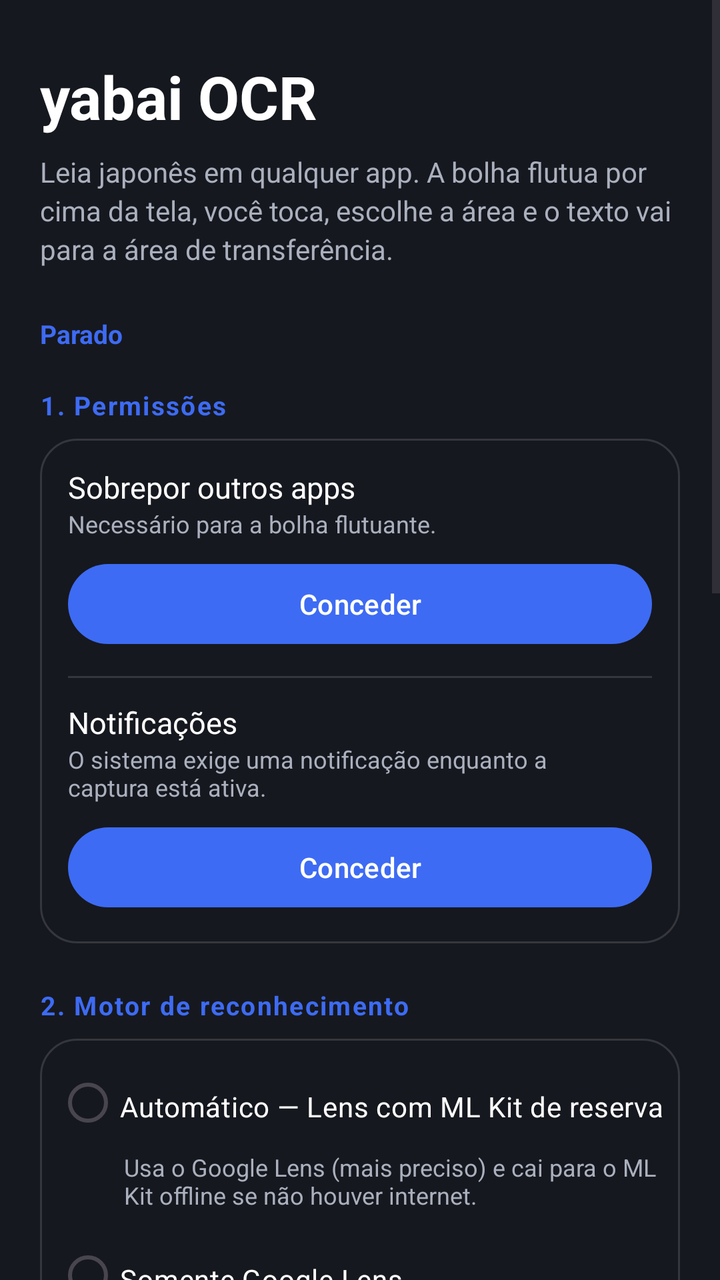
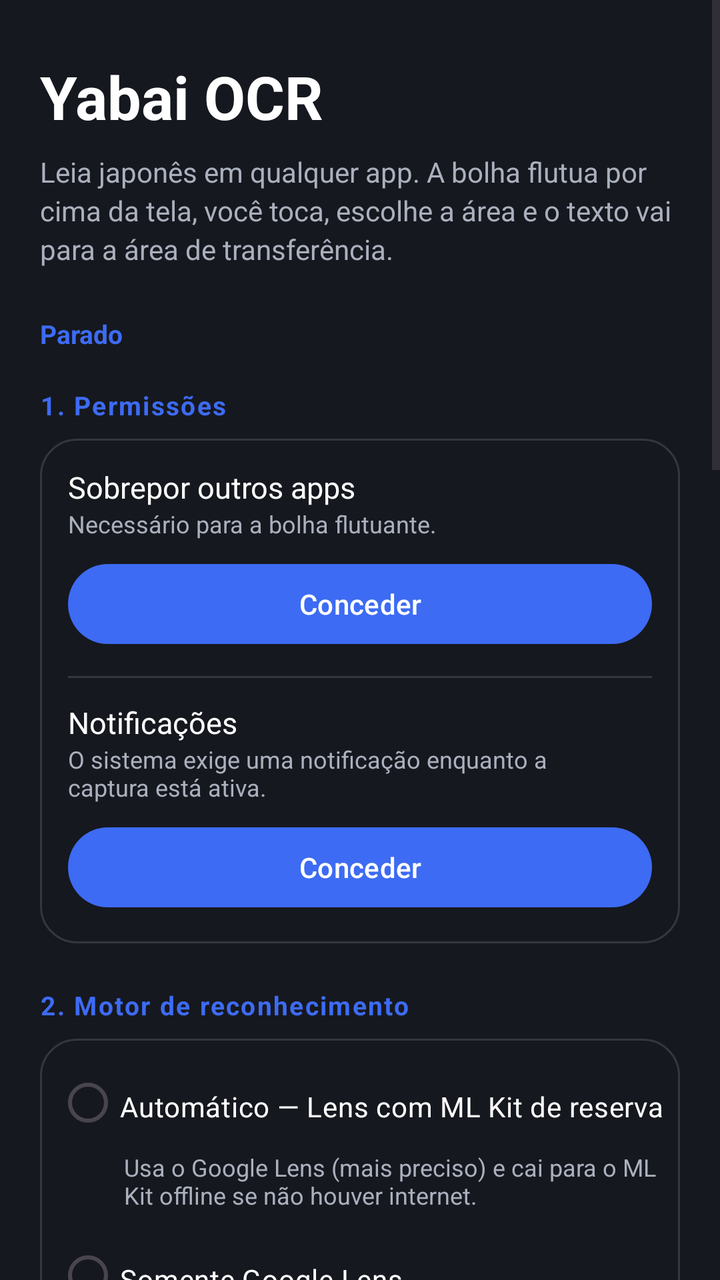

The first picture is an Android layout as it rendered before a commit; the second is the same layout after the commit. The layout source and the unified diff follow.
<!-- AndroidManifest.xml: application theme Theme.YabaiOcr -->
<!-- res/layout/activity_main.xml -->
<?xml version="1.0" encoding="utf-8"?>
<ScrollView xmlns:android="http://schemas.android.com/apk/res/android"
    android:layout_width="match_parent"
    android:layout_height="match_parent"
    android:background="@color/panel_bg"
    android:fillViewport="true">

    <LinearLayout
        android:layout_width="match_parent"
        android:layout_height="wrap_content"
        android:orientation="vertical"
        android:paddingStart="20dp"
        android:paddingTop="28dp"
        android:paddingEnd="20dp"
        android:paddingBottom="32dp">

        <TextView
            android:layout_width="wrap_content"
            android:layout_height="wrap_content"
            android:text="@string/hero_title"
            android:textColor="@color/text_primary"
            android:textSize="30sp"
            android:textStyle="bold" />

        <TextView
            android:layout_width="match_parent"
            android:layout_height="wrap_content"
            android:layout_marginTop="8dp"
            android:lineSpacingExtra="3dp"
            android:text="@string/hero_subtitle"
            android:textColor="@color/text_secondary"
            android:textSize="14sp" />

        <TextView
            android:layout_width="match_parent"
            android:layout_height="wrap_content"
            android:layout_marginTop="24dp"
            android:text="@string/status_stopped"
            android:textColor="@color/accent"
            android:textSize="13sp"
            android:textStyle="bold"
            android:id="@+id/statusText" />

        
        <TextView
            style="@style/SectionHeader"
            android:layout_width="wrap_content"
            android:layout_height="wrap_content"
            android:layout_marginTop="18dp"
            android:text="@string/section_permissions" />

        <LinearLayout
            android:layout_width="match_parent"
            android:layout_height="wrap_content"
            android:layout_marginTop="8dp"
            android:background="@drawable/bg_panel"
            android:orientation="vertical"
            android:padding="14dp">

            <LinearLayout
                android:layout_width="match_parent"
                android:layout_height="wrap_content"
                android:gravity="center_vertical"
                android:orientation="horizontal">

                <LinearLayout
                    android:layout_width="0dp"
                    android:layout_height="wrap_content"
                    android:layout_weight="1"
                    android:orientation="vertical">

                    <TextView
                        android:layout_width="wrap_content"
                        android:layout_height="wrap_content"
                        android:text="@string/permission_overlay"
                        android:textColor="@color/text_primary"
                        android:textSize="15sp" />

                    <TextView
                        android:layout_width="match_parent"
                        android:layout_height="wrap_content"
                        android:text="@string/permission_overlay_desc"
                        android:textColor="@color/text_secondary"
                        android:textSize="12sp" />
                </LinearLayout>

                <TextView
                    android:id="@+id/overlayStatus"
                    android:layout_width="wrap_content"
                    android:layout_height="wrap_content"
                    android:layout_marginStart="10dp"
                    android:textColor="@color/text_secondary"
                    android:textSize="12sp" />
            </LinearLayout>

            <Button
                android:id="@+id/btnOverlayPermission"
                android:layout_width="match_parent"
                android:layout_height="wrap_content"
                android:layout_marginTop="8dp"
                android:text="@string/permission_grant" />

            <View
                android:layout_width="match_parent"
                android:layout_height="1dp"
                android:layout_marginTop="12dp"
                android:layout_marginBottom="12dp"
                android:background="@color/divider" />

            <LinearLayout
                android:layout_width="match_parent"
                android:layout_height="wrap_content"
                android:gravity="center_vertical"
                android:orientation="horizontal">

                <LinearLayout
                    android:layout_width="0dp"
                    android:layout_height="wrap_content"
                    android:layout_weight="1"
                    android:orientation="vertical">

                    <TextView
                        android:layout_width="wrap_content"
                        android:layout_height="wrap_content"
                        android:text="@string/permission_notifications"
                        android:textColor="@color/text_primary"
                        android:textSize="15sp" />

                    <TextView
                        android:layout_width="match_parent"
                        android:layout_height="wrap_content"
                        android:text="@string/permission_notifications_desc"
                        android:textColor="@color/text_secondary"
                        android:textSize="12sp" />
                </LinearLayout>

                <TextView
                    android:id="@+id/notificationStatus"
                    android:layout_width="wrap_content"
                    android:layout_height="wrap_content"
                    android:layout_marginStart="10dp"
                    android:textColor="@color/text_secondary"
                    android:textSize="12sp" />
            </LinearLayout>

            <Button
                android:id="@+id/btnNotificationPermission"
                android:layout_width="match_parent"
                android:layout_height="wrap_content"
                android:layout_marginTop="8dp"
                android:text="@string/permission_grant" />
        </LinearLayout>

        
        <TextView
            style="@style/SectionHeader"
            android:layout_width="wrap_content"
            android:layout_height="wrap_content"
            android:layout_marginTop="22dp"
            android:text="@string/section_engine" />

        <RadioGroup
            android:id="@+id/engineGroup"
            android:layout_width="match_parent"
            android:layout_height="wrap_content"
            android:layout_marginTop="8dp"
            android:background="@drawable/bg_panel"
            android:orientation="vertical"
            android:padding="8dp">

            <RadioButton
                android:id="@+id/engineAuto"
                android:layout_width="match_parent"
                android:layout_height="wrap_content"
                android:paddingTop="6dp"
                android:paddingBottom="2dp"
                android:text="@string/engine_auto"
                android:textColor="@color/text_primary" />

            <TextView
                android:layout_width="match_parent"
                android:layout_height="wrap_content"
                android:layout_marginStart="34dp"
                android:layout_marginBottom="8dp"
                android:text="@string/engine_auto_desc"
                android:textColor="@color/text_secondary"
                android:textSize="12sp" />

            <RadioButton
                android:id="@+id/engineLens"
                android:layout_width="match_parent"
                android:layout_height="wrap_content"
                android:paddingTop="6dp"
                android:paddingBottom="2dp"
                android:text="@string/engine_lens"
                android:textColor="@color/text_primary" />

            <TextView
                android:layout_width="match_parent"
                android:layout_height="wrap_content"
                android:layout_marginStart="34dp"
                android:layout_marginBottom="8dp"
                android:text="@string/engine_lens_desc"
                android:textColor="@color/text_secondary"
                android:textSize="12sp" />

            <RadioButton
                android:id="@+id/engineMlKit"
                android:layout_width="match_parent"
                android:layout_height="wrap_content"
                android:paddingTop="6dp"
                android:paddingBottom="2dp"
                android:text="@string/engine_mlkit"
                android:textColor="@color/text_primary" />

            <TextView
                android:layout_width="match_parent"
                android:layout_height="wrap_content"
                android:layout_marginStart="34dp"
                android:text="@string/engine_mlkit_desc"
                android:textColor="@color/text_secondary"
                android:textSize="12sp" />
        </RadioGroup>

        
        <TextView
            style="@style/SectionHeader"
            android:layout_width="wrap_content"
            android:layout_height="wrap_content"
            android:layout_marginTop="22dp"
            android:text="@string/section_behaviour" />

        <LinearLayout
            android:layout_width="match_parent"
            android:layout_height="wrap_content"
            android:layout_marginTop="8dp"
            android:background="@drawable/bg_panel"
            android:orientation="vertical"
            android:padding="10dp">

            <CheckBox
                android:id="@+id/checkAutoCopy"
                android:layout_width="match_parent"
                android:layout_height="wrap_content"
                android:text="@string/setting_auto_copy"
                android:textColor="@color/text_primary" />

            <CheckBox
                android:id="@+id/checkShowSegments"
                android:layout_width="match_parent"
                android:layout_height="wrap_content"
                android:text="@string/setting_show_segments"
                android:textColor="@color/text_primary" />

            <CheckBox
                android:id="@+id/checkUpscale"
                android:layout_width="match_parent"
                android:layout_height="wrap_content"
                android:text="@string/setting_upscale"
                android:textColor="@color/text_primary" />
        </LinearLayout>

        
        <TextView
            style="@style/SectionHeader"
            android:layout_width="wrap_content"
            android:layout_height="wrap_content"
            android:layout_marginTop="22dp"
            android:text="@string/section_start" />

        <Button
            android:id="@+id/btnStart"
            android:layout_width="match_parent"
            android:layout_height="56dp"
            android:layout_marginTop="8dp"
            android:backgroundTint="@color/accent"
            android:text="@string/start_button"
            android:textColor="#FFFFFFFF"
            android:textSize="16sp" />

        <Button
            android:id="@+id/btnStop"
            android:layout_width="match_parent"
            android:layout_height="48dp"
            android:layout_marginTop="8dp"
            android:text="@string/stop_button"
            android:visibility="gone" />

        <TextView
            android:layout_width="match_parent"
            android:layout_height="wrap_content"
            android:layout_marginTop="24dp"
            android:text="@string/howto_title"
            android:textColor="@color/text_primary"
            android:textSize="15sp"
            android:textStyle="bold" />

        <TextView
            android:layout_width="match_parent"
            android:layout_height="wrap_content"
            android:layout_marginTop="6dp"
            android:lineSpacingExtra="4dp"
            android:text="@string/howto_body"
            android:textColor="@color/text_secondary"
            android:textSize="13sp" />

    </LinearLayout>
</ScrollView>
<!-- resources referenced by this layout -->
<resources>
  <color name="accent">#FF3D6BF3</color>
  <color name="divider">#22FFFFFF</color>
  <color name="panel_bg">#FF16181F</color>
  <color name="text_primary">#FFFFFFFF</color>
  <color name="text_secondary">#FFAAB0BD</color>
  <string name="engine_auto">Automático — Lens com ML Kit de reserva</string>
  <string name="engine_auto_desc">Usa o Google Lens (mais preciso) e cai para o ML Kit offline se não houver internet.</string>
  <string name="engine_lens">Somente Google Lens</string>
  <string name="engine_lens_desc">Precisão máxima, exige internet.</string>
  <string name="engine_mlkit">Somente ML Kit (offline)</string>
  <string name="engine_mlkit_desc">Funciona sem internet. Bom em texto impresso, perde em mangá/vertical.</string>
  <string name="hero_subtitle">Leia japonês em qualquer app. A bolha flutua por cima da tela, você toca, escolhe a área e o texto vai para a área de transferência.</string>
  <string name="hero_title">yabai OCR</string>
  <string name="howto_body">• Toque em «Iniciar OCR flutuante» e aceite a captura de tela.\n• Abra o app onde está o texto em japonês (mangá, jogo, site…).\n• Toque na bolha e escolha «Tela inteira» ou «Selecionar área».\n• Arraste para marcar a região e confirme.\n• O texto aparece no painel; toque em «Copiar».\n\n• Toque longo na bolha abre estes ajustes.\n• A bolha pode ser arrastada para qualquer canto.</string>
  <string name="howto_title">Como usar</string>
  <string name="permission_grant">Conceder</string>
  <string name="permission_notifications">Notificações</string>
  <string name="permission_notifications_desc">O sistema exige uma notificação enquanto a captura está ativa.</string>
  <string name="permission_overlay">Sobrepor outros apps</string>
  <string name="permission_overlay_desc">Necessário para a bolha flutuante.</string>
  <string name="section_behaviour">3. Comportamento</string>
  <string name="section_engine">2. Motor de reconhecimento</string>
  <string name="section_permissions">1. Permissões</string>
  <string name="section_start">4. Iniciar</string>
  <string name="setting_auto_copy">Copiar automaticamente ao reconhecer</string>
  <string name="setting_show_segments">Listar o texto linha por linha</string>
  <string name="setting_upscale">Ampliar recortes pequenos (ajuda em letras miúdas)</string>
  <string name="start_button">Iniciar OCR flutuante</string>
  <string name="status_stopped">Parado</string>
  <string name="stop_button">Parar OCR flutuante</string>
  <style name="SectionHeader">
          <item name="android:textColor">@color/accent</item>
          <item name="android:textSize">13sp</item>
          <item name="android:textStyle">bold</item>
          <item name="android:letterSpacing">0.06</item>
      </style>
  <style name="Theme.YabaiOcr" parent="Theme.Material3.DayNight.NoActionBar">
          <item name="colorPrimary">@color/accent</item>
          <item name="colorOnPrimary">#FFFFFFFF</item>
          <item name="android:statusBarColor">@color/panel_bg</item>
          <item name="android:navigationBarColor">@color/panel_bg</item>
      </style>
  <!-- unchanged entries left out for length: 1 -->
</resources>

<!-- the commit's change to res/layout/activity_main.xml (unified diff, before → after) -->
@@ -286,6 +286,73 @@
             android:text="@string/stop_button"
             android:visibility="gone" />
 
+        
+        <TextView
+            style="@style/SectionHeader"
+            android:layout_width="wrap_content"
+            android:layout_height="wrap_content"
+            android:layout_marginTop="22dp"
+            android:text="@string/section_usage" />
+
+        <LinearLayout
+            android:layout_width="match_parent"
+            android:layout_height="wrap_content"
+            android:layout_marginTop="8dp"
+            android:background="@drawable/bg_panel"
+            android:orientation="vertical"
+            android:padding="14dp">
+
+            <TextView
+                android:id="@+id/usageToday"
+                android:layout_width="match_parent"
+                android:layout_height="wrap_content"
+                android:text="@string/usage_none"
+                android:textColor="@color/text_primary"
+                android:textSize="15sp" />
+
+            <TextView
+                android:id="@+id/usageTotal"
+                android:layout_width="match_parent"
+                android:layout_height="wrap_content"
+                android:layout_marginTop="2dp"
+                android:textColor="@color/text_secondary"
+                android:textSize="13sp" />
+
+            <TextView
+                android:id="@+id/usageLast"
+                android:layout_width="match_parent"
+                android:layout_height="wrap_content"
+                android:layout_marginTop="8dp"
+                android:textColor="@color/text_secondary"
+                android:textSize="13sp" />
+
+            <TextView
+                android:id="@+id/usageLimit"
+                android:layout_width="match_parent"
+                android:layout_height="wrap_content"
+                android:layout_marginTop="8dp"
+                android:textColor="@color/warn"
+                android:textSize="13sp"
+                android:textStyle="bold"
+                android:visibility="gone" />
+
+            <TextView
+                android:layout_width="match_parent"
+                android:layout_height="wrap_content"
+                android:layout_marginTop="10dp"
+                android:lineSpacingExtra="3dp"
+                android:text="@string/usage_note"
+                android:textColor="@color/text_secondary"
+                android:textSize="12sp" />
+
+            <Button
+                android:id="@+id/btnResetUsage"
+                android:layout_width="match_parent"
+                android:layout_height="wrap_content"
+                android:layout_marginTop="10dp"
+                android:text="@string/usage_reset" />
+        </LinearLayout>
+
         <TextView
             android:layout_width="match_parent"
             android:layout_height="wrap_content"
<!-- resource entries referenced after the edit -->
@@ -5,6 +5,7 @@
   <color name="panel_bg">#FF16181F</color>
   <color name="text_primary">#FFFFFFFF</color>
   <color name="text_secondary">#FFAAB0BD</color>
+  <color name="warn">#FFFF6B6B</color>
   <string name="engine_auto">Automático — Lens com ML Kit de reserva</string>
   <string name="engine_auto_desc">Usa o Google Lens (mais preciso) e cai para o ML Kit offline se não houver internet.</string>
   <string name="engine_lens">Somente Google Lens</string>
@@ -12,7 +13,7 @@
   <string name="engine_mlkit">Somente ML Kit (offline)</string>
   <string name="engine_mlkit_desc">Funciona sem internet. Bom em texto impresso, perde em mangá/vertical.</string>
   <string name="hero_subtitle">Leia japonês em qualquer app. A bolha flutua por cima da tela, você toca, escolhe a área e o texto vai para a área de transferência.</string>
-  <string name="hero_title">yabai OCR</string>
+  <string name="hero_title">Yabai OCR</string>
   <string name="howto_body">• Toque em «Iniciar OCR flutuante» e aceite a captura de tela.\n• Abra o app onde está o texto em japonês (mangá, jogo, site…).\n• Toque na bolha e escolha «Tela inteira» ou «Selecionar área».\n• Arraste para marcar a região e confirme.\n• O texto aparece no painel; toque em «Copiar».\n\n• Toque longo na bolha abre estes ajustes.\n• A bolha pode ser arrastada para qualquer canto.</string>
   <string name="howto_title">Como usar</string>
   <string name="permission_grant">Conceder</string>
@@ -24,12 +25,16 @@
   <string name="section_engine">2. Motor de reconhecimento</string>
   <string name="section_permissions">1. Permissões</string>
   <string name="section_start">4. Iniciar</string>
+  <string name="section_usage">5. Uso do Google Lens</string>
   <string name="setting_auto_copy">Copiar automaticamente ao reconhecer</string>
   <string name="setting_show_segments">Listar o texto linha por linha</string>
   <string name="setting_upscale">Ampliar recortes pequenos (ajuda em letras miúdas)</string>
   <string name="start_button">Iniciar OCR flutuante</string>
   <string name="status_stopped">Parado</string>
   <string name="stop_button">Parar OCR flutuante</string>
+  <string name="usage_none">Nenhuma requisição ao Lens registrada ainda.</string>
+  <string name="usage_note">O Google não informa quanto resta da cota deste endpoint: as respostas não trazem nenhum cabeçalho de limite, então não existe um número de «disponível» para mostrar. Estes contadores são medidos aqui no aparelho. O único sinal real de limite é o Google passar a recusar as requisições (HTTP 429), que aparece acima junto com o tempo de espera que ele pedir.</string>
+  <string name="usage_reset">Zerar contador</string>
   <style name="SectionHeader">
           <item name="android:textColor">@color/accent</item>
           <item name="android:textSize">13sp</item>
